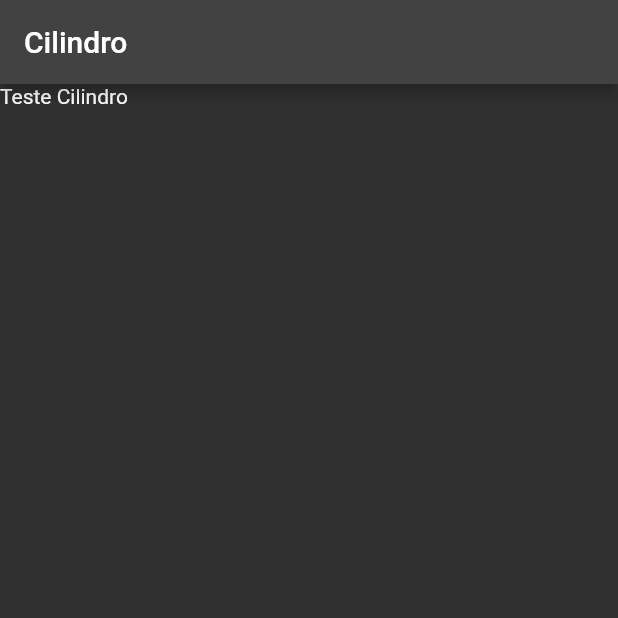
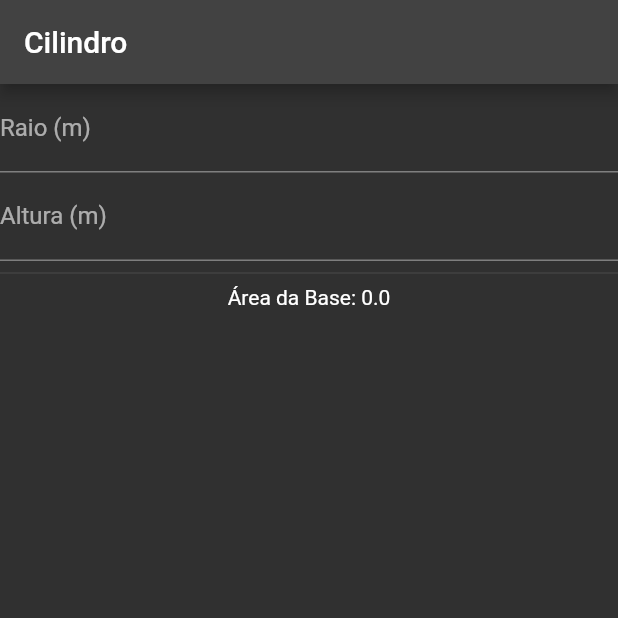
Before and after one commit to CarlosHenriquePinheiroCordeiro/dev-mobile-flutter, a Flutter app: the screen it shows after launch, after a tap on "Cilindro", on a phone screen of 412 x 824 dp, the top half of it. Run offline on Flutter 3.47's test engine with Material 2 defaults, Android fonts, the phone set to English and light mode, and no system bars.

Commit message:
Início dos primeiros cálculos do trabalho, começando pelo cilindro

```diff
--- a/trabalho_splashscreen_assets/lib/CalculoCilindro.dart
+++ b/trabalho_splashscreen_assets/lib/CalculoCilindro.dart
@@ -1,4 +1,7 @@
+import 'dart:math';
+
 import 'package:flutter/material.dart';
+import 'package:flutter/services.dart';
 
 class CalculoCilindro extends StatefulWidget {
   CalculoCilindro({Key? key}) : super(key:key);
@@ -6,16 +9,54 @@ class CalculoCilindro extends StatefulWidget {
 }
 
 class _CalculoCilindro extends State {
-  GlobalKey<FormState> _chaveFormReserva = new GlobalKey<FormState>();
+  GlobalKey<FormState> _chaveFormCilindro = new GlobalKey<FormState>();
+  var _iRaio        = 0.0;
+  var _iAltura      = 0.0;
+  var _iAreaBase    = 0.0;
+  var _iAreaLateral = 0.0;
+  var _iAreaTotal   = 0.0;
+  var _iVolume      = 0.0;
+  Widget build(BuildContext context) {
 
-  Widget build(BuildContext context) {
+    void realizaCalculos() {
+      _iAreaBase    = pi*(_iRaio*_iRaio);
+      _iAreaLateral = 2*pi*_iRaio*_iAltura;
+      _iAreaTotal   = (2*_iAreaBase)+_iAreaLateral;
+      _iVolume      = _iAreaBase*_iAltura;
+    }
+
     return MaterialApp(
       theme: ThemeData(
         brightness: Brightness.dark
       ),
       home: Scaffold(
         appBar: AppBar(title: Text('Cilindro')),
-        body: Text('Teste Cilindro')
+        body: Column(
+          children: <Widget>[
+            TextFormField(
+              keyboardType: const TextInputType.numberWithOptions(decimal: true),
+              decoration: const InputDecoration(labelText: 'Raio (m)'),
+              onChanged: (value) {
+                setState(() {
+                  _iRaio = double.parse(value);
+                  realizaCalculos();
+                });
+              }
+            ),
+            TextFormField(
+              keyboardType: const TextInputType.numberWithOptions(decimal: true),
+              decoration: const InputDecoration(labelText: 'Altura (m)'),
+              onChanged: (value) {
+                setState(() {
+                  _iAltura = double.parse(value);
+                  realizaCalculos();
+                });
+              }
+            ),
+            Divider(),
+            Text('Área da Base: ${_iAreaBase}')
+          ],
+        )
       )
     );
   }
```
